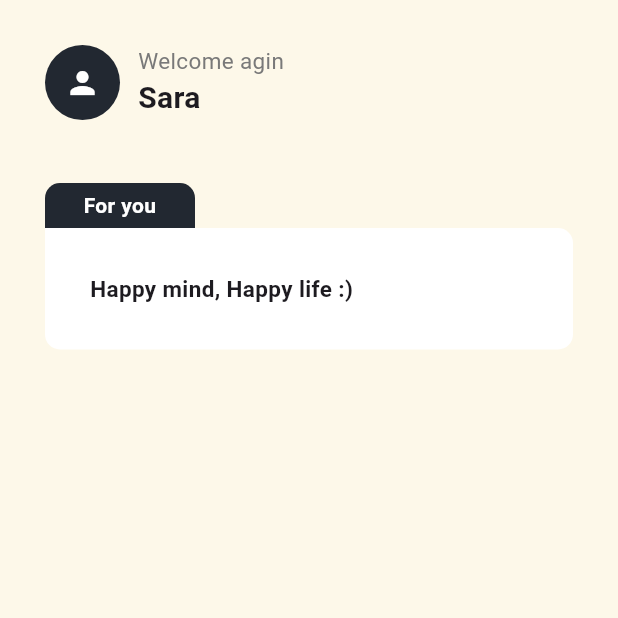
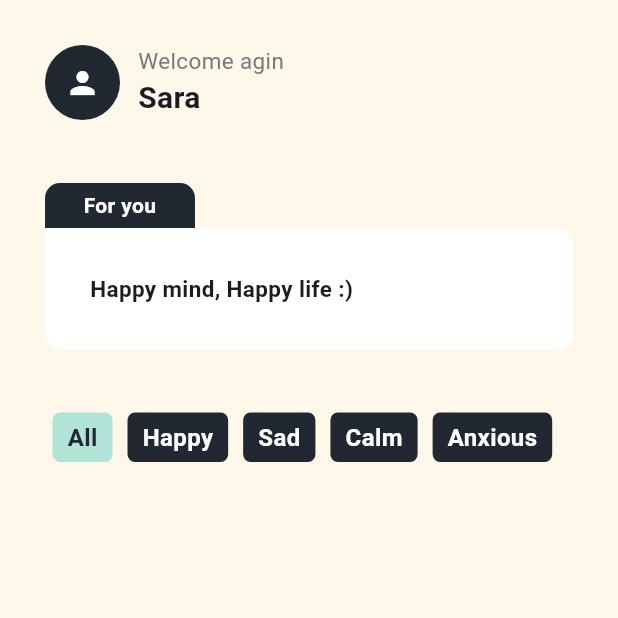
Before and after one commit to Mjd-Alghamdi/Mind-e, a Flutter app: the screen it shows after launch, on a phone screen of 412 x 824 dp, the top half of it. Run offline on Flutter 3.47's test engine with Material 3 defaults, Android fonts, the phone set to English and light mode, and no system bars.

Commit message:
Filter widget

```diff
--- a/lib/constants/color.dart
+++ b/lib/constants/color.dart
@@ -6,3 +6,4 @@
 const lightLimColor = Color.fromARGB(255, 253, 248, 233);
 const greyBlackColor = Color(0xff222831);
 const greyColor = Color.fromARGB(255, 121, 121, 121);
+const tiffanyColor = Color.fromARGB(255, 177, 227, 215);
--- a/lib/views/home_view.dart
+++ b/lib/views/home_view.dart
@@ -2,6 +2,7 @@ import 'package:flutter/material.dart';
 import 'package:mind_e/constants/color.dart';
 import 'package:mind_e/constants/spaces.dart';
 import 'package:mind_e/widgets/custom_appbar_widget.dart';
+import 'package:mind_e/widgets/filter_widget.dart';
 import 'package:mind_e/widgets/for_you_widget.dart';
 
 class HomeView extends StatelessWidget {
@@ -9,9 +10,10 @@ class HomeView extends StatelessWidget {
 
   @override
   Widget build(BuildContext context) {
-    return const Scaffold(
+    // ignore: prefer_const_constructors
+    return Scaffold(
       backgroundColor: lightLimColor,
-      body: SafeArea(
+      body: const SafeArea(
         child: Padding(
           padding: EdgeInsets.only(
             left: 30.0,
@@ -24,6 +26,8 @@ class HomeView extends StatelessWidget {
               CustomAppBarWidget(),
               kV42,
               ForYouWidget(),
+              kV42,
+              FilterWidget(),
             ],
           ),
         ),
--- /dev/null
+++ b/lib/widgets/emotion_option_widget.dart
@@ -0,0 +1,30 @@
+import 'package:flutter/material.dart';
+import 'package:mind_e/constants/color.dart';
+
+class EmotionOptionWidget extends StatelessWidget {
+  const EmotionOptionWidget({
+    super.key,
+    required this.emotionType,
+  });
+
+  final String emotionType;
+  @override
+  Widget build(BuildContext context) {
+    return Container(
+      padding: const EdgeInsets.symmetric(horizontal: 10, vertical: 5),
+      margin: const EdgeInsets.symmetric(horizontal: 5),
+      decoration: BoxDecoration(
+        color: emotionType != "All" ? greyBlackColor : tiffanyColor,
+        borderRadius: BorderRadius.circular(5),
+      ),
+      child: Text(
+        emotionType,
+        style: TextStyle(
+          fontSize: 16,
+          fontWeight: FontWeight.bold,
+          color: emotionType != "All" ? whiteColor : greyBlackColor,
+        ),
+      ),
+    );
+  }
+}
--- /dev/null
+++ b/lib/widgets/filter_widget.dart
@@ -0,0 +1,25 @@
+import 'package:flutter/material.dart';
+
+import 'emotion_option_widget.dart';
+
+class FilterWidget extends StatelessWidget {
+  const FilterWidget({
+    super.key,
+  });
+
+  @override
+  Widget build(BuildContext context) {
+    return const SingleChildScrollView(
+      scrollDirection: Axis.horizontal,
+      child: Row(
+        children: [
+          EmotionOptionWidget(emotionType: 'All'),
+          EmotionOptionWidget(emotionType: 'Happy'),
+          EmotionOptionWidget(emotionType: 'Sad'),
+          EmotionOptionWidget(emotionType: 'Calm'),
+          EmotionOptionWidget(emotionType: 'Anxious'),
+        ],
+      ),
+    );
+  }
+}
```
